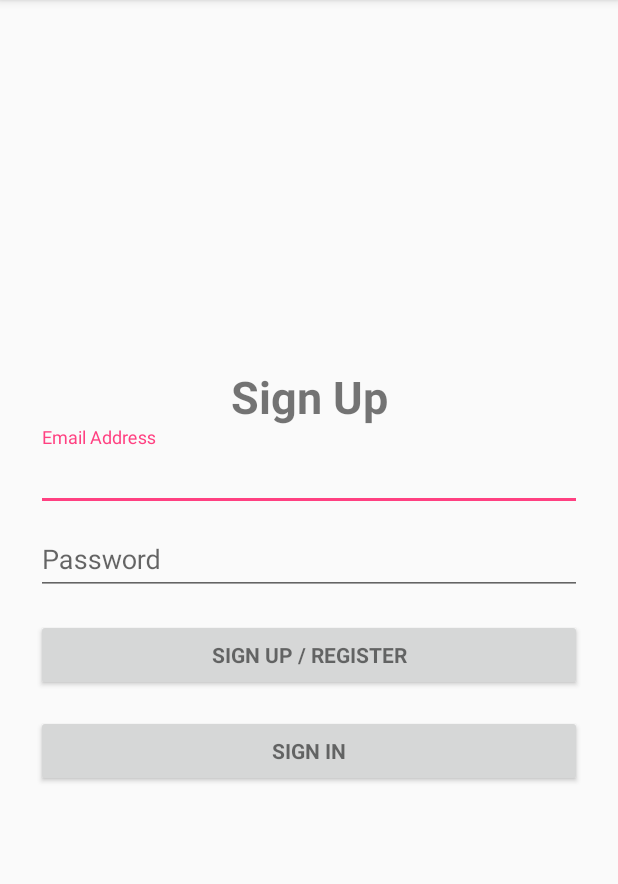
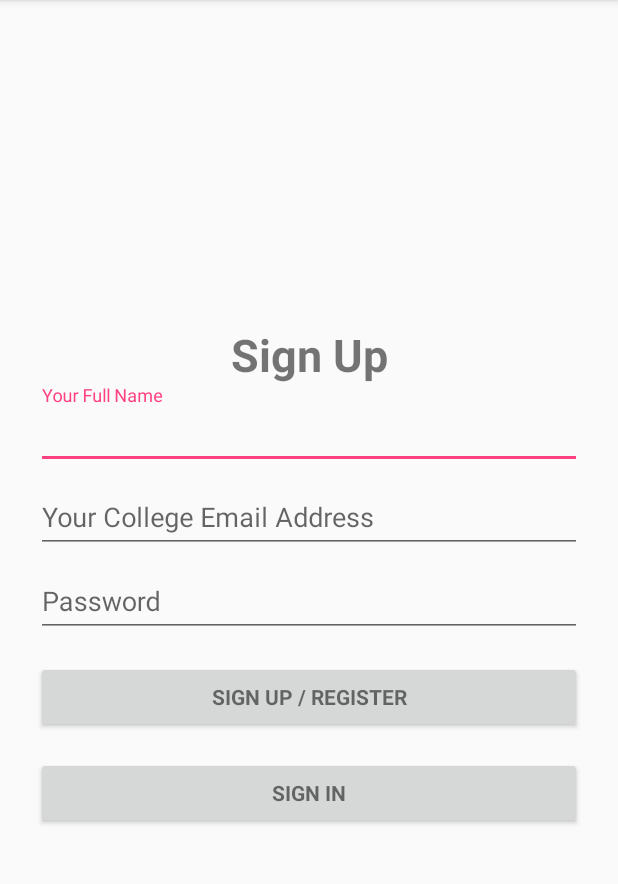
Before and after one commit to Kalyanranjan/CollegeThrift, an Android app: the SignUpActivity screen opened directly, with no data from a screen before it, on a phone screen of 412 x 824 dp, the part 84-968 px from its top. Run offline under Robolectric (Android 15) with nearby library versions, the phone set to English and light mode, and no system bars.

Commit message:
Added SignUp Page

```diff
--- a/code/CollegeThrift/app/src/main/AndroidManifest.xml
+++ b/code/CollegeThrift/app/src/main/AndroidManifest.xml
@@ -37,8 +37,7 @@
         <activity android:name=".Activity.CreateListingsActivity" />
         <activity
             android:name=".Activity.LoginActivity"
-            android:label="@string/app_name"
-            android:noHistory="true" />
+            android:label="@string/app_name" />
 
         <activity android:name=".Activity.SignUpActivity"
             android:label="@string/app_name" />
--- a/code/CollegeThrift/app/src/main/java/com/krparajuli/collegethrift/Activity/SignUpActivity.java
+++ b/code/CollegeThrift/app/src/main/java/com/krparajuli/collegethrift/Activity/SignUpActivity.java
@@ -2,14 +2,36 @@ package com.krparajuli.collegethrift.Activity;
 
 import android.support.v7.app.AppCompatActivity;
 import android.os.Bundle;
+import android.view.View;
+import android.widget.Button;
+import android.widget.EditText;
 
 import com.krparajuli.collegethrift.R;
 
 public class SignUpActivity extends AppCompatActivity {
 
+    private EditText mSignupUserFname;
+    private EditText mSignupUserEmail;
+    private EditText mSignupUserPassword;
+    private Button mSignupUserSubmitButtom;
+
     @Override
     protected void onCreate(Bundle savedInstanceState) {
         super.onCreate(savedInstanceState);
         setContentView(R.layout.activity_sign_up);
+
+        mSignupUserFname = (EditText) findViewById(R.id.su_userfname);
+        mSignupUserEmail = (EditText) findViewById(R.id.su_email);
+        mSignupUserPassword = (EditText) findViewById(R.id.su_password);
+        mSignupUserSubmitButtom = (Button) findViewById(R.id.su_sign_up_button);
+
+        mSignupUserSubmitButtom.setOnClickListener(new View.OnClickListener() {
+            @Override
+            public void onClick(View view) {
+
+            }
+        });
     }
+
+
 }
--- a/code/CollegeThrift/app/src/main/res/layout/activity_sign_up.xml
+++ b/code/CollegeThrift/app/src/main/res/layout/activity_sign_up.xml
@@ -53,10 +53,25 @@
                 android:layout_height="wrap_content">
 
                 <AutoCompleteTextView
+                    android:id="@+id/su_userfname"
+                    android:layout_width="match_parent"
+                    android:layout_height="wrap_content"
+                    android:hint="Your Full Name"
+                    android:inputType="textEmailAddress"
+                    android:maxLines="1"
+                    android:singleLine="true" />
+
+            </android.support.design.widget.TextInputLayout>
+
+            <android.support.design.widget.TextInputLayout
+                android:layout_width="match_parent"
+                android:layout_height="wrap_content">
+
+                <AutoCompleteTextView
                     android:id="@+id/su_email"
                     android:layout_width="match_parent"
                     android:layout_height="wrap_content"
-                    android:hint="Email Address"
+                    android:hint="Your College Email Address"
                     android:inputType="textEmailAddress"
                     android:maxLines="1"
                     android:singleLine="true" />
@@ -73,7 +88,7 @@
                     android:layout_height="wrap_content"
                     android:hint="Password"
                     android:imeActionId="6"
-                    android:imeActionLabel="Password"
+                    android:imeActionLabel="Set Password"
                     android:imeOptions="actionUnspecified"
                     android:inputType="textPassword"
                     android:maxLines="1"
```
Also changed, not shown: code/CollegeThrift/app/src/main/java/com/krparajuli/collegethrift/Activity/ResetPasswordActivity.java (+8 -4 lines).
